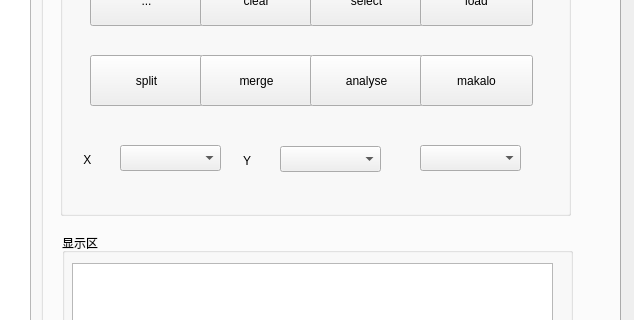
This is UI_lan.ui in makalo/pyqt5-excel as Qt 5 draws it before an edit; both pictures show x 480 to 1114 and y 163 to 483 of the 1114 by 768 pixel window. The edited form follows.
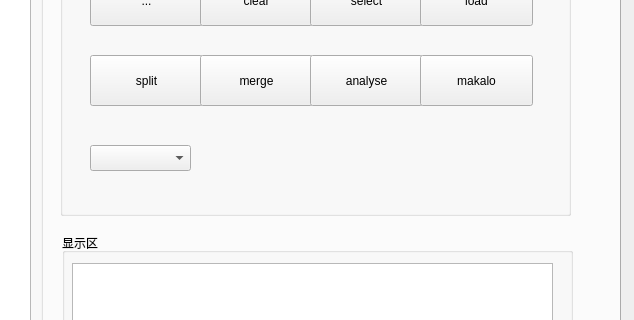
This is the edited form. The open tabs and pages were chosen to show the change.

Diff of the .ui file:
```diff
--- a/UI_lan.ui
+++ b/UI_lan.ui
@@ -158,16 +158,6 @@
         <string>load</string>
        </property>
       </widget>
-      <widget class="QComboBox" name="comboBoxfiletypeX">
-       <property name="geometry">
-        <rect>
-         <x>60</x>
-         <y>230</y>
-         <width>101</width>
-         <height>26</height>
-        </rect>
-       </property>
-      </widget>
       <widget class="QPushButton" name="pushButtonsplit">
        <property name="geometry">
         <rect>
@@ -194,23 +184,10 @@
         <string>merge</string>
        </property>
       </widget>
-      <widget class="QLabel" name="labelx">
-       <property name="geometry">
-        <rect>
-         <x>20</x>
-         <y>229</y>
-         <width>31</width>
-         <height>31</height>
-        </rect>
-       </property>
-       <property name="text">
-        <string> X </string>
-       </property>
-      </widget>
       <widget class="QComboBox" name="comboBoxfiletype">
        <property name="geometry">
         <rect>
-         <x>360</x>
+         <x>30</x>
          <y>230</y>
          <width>101</width>
          <height>26</height>
@@ -243,29 +220,6 @@
         <string>makalo</string>
        </property>
       </widget>
-      <widget class="QComboBox" name="comboBoxfiletypeY">
-       <property name="geometry">
-        <rect>
-         <x>220</x>
-         <y>231</y>
-         <width>101</width>
-         <height>26</height>
-        </rect>
-       </property>
-      </widget>
-      <widget class="QLabel" name="labely">
-       <property name="geometry">
-        <rect>
-         <x>180</x>
-         <y>230</y>
-         <width>31</width>
-         <height>31</height>
-        </rect>
-       </property>
-       <property name="text">
-        <string> Y </string>
-       </property>
-      </widget>
      </widget>
     </widget>
     <widget class="QWidget" name="tab_2">
```
Left out of the diff: 10 changed lines with no effect on the pictures.
